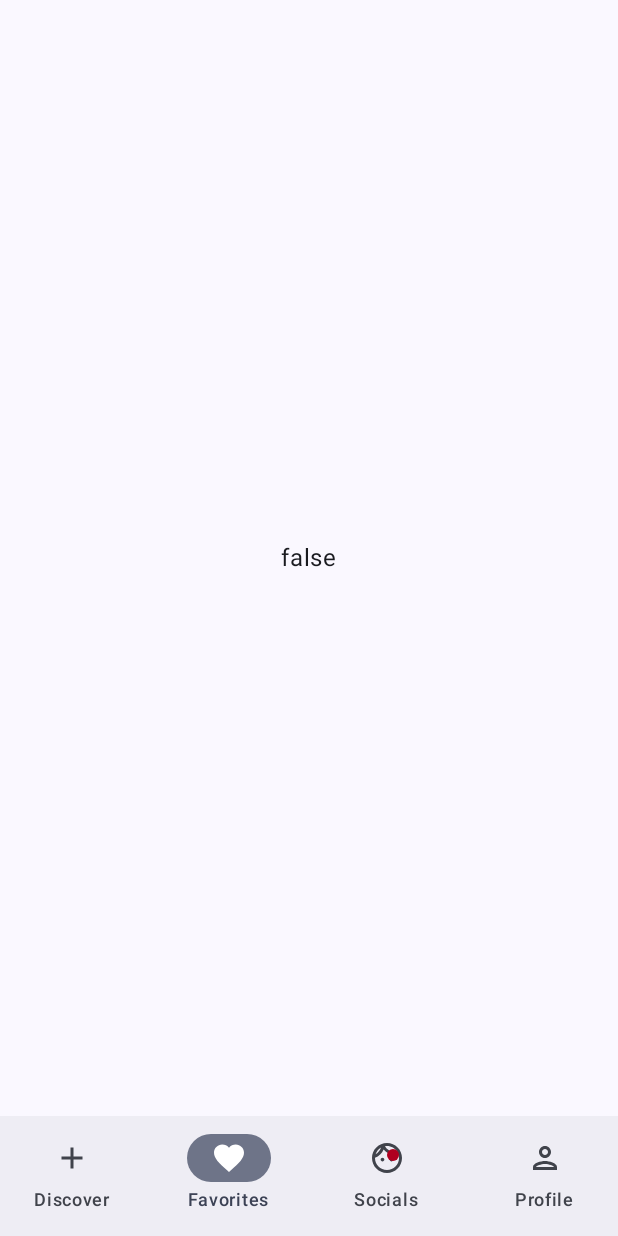
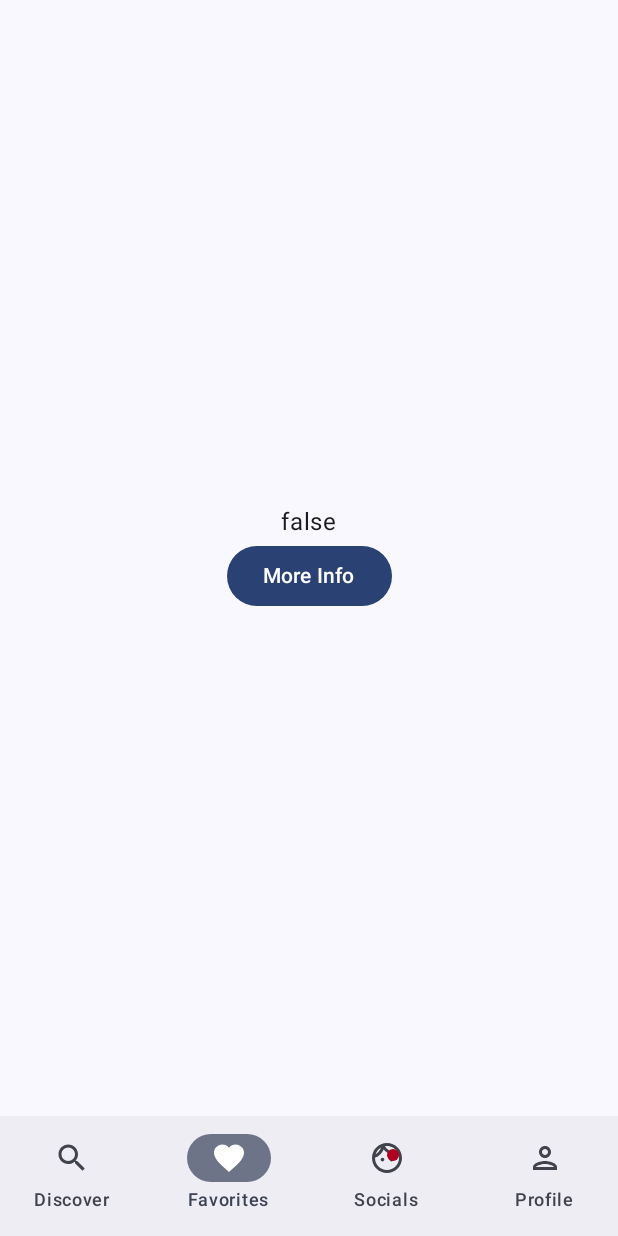
Before and after one commit to LASTA-OUTDOOR/lasta, an Android app built with Jetpack Compose: the MainScreen screen opened through its navigation route, item 2 of the bottom bar chosen, on a phone screen of 412 x 824 dp. Run offline under Robolectric (Android 15) with nearby library versions, the phone set to English and light mode, and no system bars; our stand-ins replace Dagger/Hilt's generated code, Firebase (no records; nobody signed in at launch, a user with empty details on screens opened directly).

Commit message:
This branch has working navigation with hidden nav bar

```diff
--- a/app/src/main/java/com/lastaoutdoor/lasta/ui/navigation/MenuNavGraph.kt
+++ b/app/src/main/java/com/lastaoutdoor/lasta/ui/navigation/MenuNavGraph.kt
@@ -8,6 +8,7 @@ import androidx.navigation.compose.NavHost
 import androidx.navigation.compose.composable
 import com.lastaoutdoor.lasta.ui.screen.discovery.DiscoveryScreen
 import com.lastaoutdoor.lasta.ui.screen.favorites.FavoritesScreen
+import com.lastaoutdoor.lasta.ui.screen.moreinfo.MoreInfoScreen
 import com.lastaoutdoor.lasta.ui.screen.profile.ProfileScreen
 
 @Composable
@@ -22,10 +23,11 @@ fun MenuNavGraph(
       modifier = modifier.testTag("MenuNavGraph"),
       startDestination = LeafScreen.Discover.route) {
         composable(LeafScreen.Discover.route) { DiscoveryScreen() }
-        composable(LeafScreen.Favorites.route) { FavoritesScreen() }
-        composable(LeafScreen.Social.route) { FavoritesScreen() }
+        composable(LeafScreen.Favorites.route) { FavoritesScreen(navController) }
+        composable(LeafScreen.Social.route) { FavoritesScreen(navController) }
         composable(LeafScreen.Profile.route) {
           ProfileScreen(rootNavController = rootNavController)
         }
+        composable(LeafScreen.MoreInfo.route) { MoreInfoScreen(navController = navController) }
       }
 }
--- a/app/src/main/java/com/lastaoutdoor/lasta/ui/navigation/MenuNavigation.kt
+++ b/app/src/main/java/com/lastaoutdoor/lasta/ui/navigation/MenuNavigation.kt
@@ -2,14 +2,14 @@ package com.lastaoutdoor.lasta.ui.navigation
 
 import androidx.compose.material.Badge
 import androidx.compose.material.icons.Icons
-import androidx.compose.material.icons.filled.Add
 import androidx.compose.material.icons.filled.Face
 import androidx.compose.material.icons.filled.Favorite
 import androidx.compose.material.icons.filled.Person
-import androidx.compose.material.icons.outlined.Add
+import androidx.compose.material.icons.filled.Search
 import androidx.compose.material.icons.outlined.Face
 import androidx.compose.material.icons.outlined.FavoriteBorder
 import androidx.compose.material.icons.outlined.Person
+import androidx.compose.material.icons.outlined.Search
 import androidx.compose.material3.BadgedBox
 import androidx.compose.material3.Icon
 import androidx.compose.material3.NavigationBar
@@ -37,8 +37,8 @@ fun MenuNavigation(navController: NavHostController) {
       listOf(
           MenuNavigationItem(
               route = LeafScreen.Discover.route,
-              selectedIcon = Icons.Filled.Add,
-              unselectedIcon = Icons.Outlined.Add,
+              selectedIcon = Icons.Filled.Search,
+              unselectedIcon = Icons.Outlined.Search,
               hasNews = false),
           MenuNavigationItem(
               route = LeafScreen.Favorites.route,
@@ -59,6 +59,7 @@ fun MenuNavigation(navController: NavHostController) {
   val navBackStackEntry by navController.currentBackStackEntryAsState()
   val currentDestination = navBackStackEntry?.destination
 
+  if (currentDestination?.route != LeafScreen.MoreInfo.route) {
     NavigationBar(modifier = Modifier.testTag("MenuNavigation")) {
       items.forEach { item ->
         val selected = currentDestination?.route == item.route
@@ -84,4 +85,7 @@ fun MenuNavigation(navController: NavHostController) {
             })
       }
     }
+  } else {
+    Unit
   }
+}
--- a/app/src/main/java/com/lastaoutdoor/lasta/ui/navigation/Routes.kt
+++ b/app/src/main/java/com/lastaoutdoor/lasta/ui/navigation/Routes.kt
@@ -21,4 +21,6 @@ sealed class LeafScreen(val route: String) {
   object Social : LeafScreen("Socials")
 
   object Profile : LeafScreen("Profile")
+
+  object MoreInfo : LeafScreen("MoreInfo")
 }
--- a/app/src/main/java/com/lastaoutdoor/lasta/ui/screen/favorites/FavoritesScreen.kt
+++ b/app/src/main/java/com/lastaoutdoor/lasta/ui/screen/favorites/FavoritesScreen.kt
@@ -1,7 +1,9 @@
 package com.lastaoutdoor.lasta.ui.screen.favorites
 
-import androidx.compose.foundation.layout.Box
+import androidx.compose.foundation.layout.Arrangement
+import androidx.compose.foundation.layout.Column
 import androidx.compose.foundation.layout.fillMaxSize
+import androidx.compose.material3.Button
 import androidx.compose.material3.Text
 import androidx.compose.runtime.Composable
 import androidx.compose.runtime.State
@@ -10,6 +12,8 @@ import androidx.compose.runtime.produceState
 import androidx.compose.ui.Alignment
 import androidx.compose.ui.Modifier
 import androidx.compose.ui.platform.LocalContext
+import androidx.navigation.NavHostController
+import com.lastaoutdoor.lasta.ui.navigation.LeafScreen
 import com.lastaoutdoor.lasta.utils.ConnectionState
 import com.lastaoutdoor.lasta.utils.currentConnectivityState
 import com.lastaoutdoor.lasta.utils.observeConnectivityAsFlow
@@ -17,15 +21,21 @@ import kotlinx.coroutines.ExperimentalCoroutinesApi
 
 @OptIn(ExperimentalCoroutinesApi::class)
 @Composable
-fun FavoritesScreen() {
+fun FavoritesScreen(navController: NavHostController) {
 
   val connection by connectivityState()
 
   val isConnected = connection === ConnectionState.CONNECTED
 
-  Box(modifier = Modifier.fillMaxSize(), contentAlignment = Alignment.Center) {
-    Text(text = "$isConnected")
-  }
+  Column(
+      modifier = Modifier.fillMaxSize(),
+      verticalArrangement = Arrangement.Center,
+      horizontalAlignment = Alignment.CenterHorizontally) {
+        Text(text = "$isConnected")
+        Button(onClick = { navController.navigate(LeafScreen.MoreInfo.route) }) {
+          Text(text = "More Info")
+        }
+      }
 }
 
 @ExperimentalCoroutinesApi
--- /dev/null
+++ b/app/src/main/java/com/lastaoutdoor/lasta/ui/screen/moreinfo/MoreInfoScreen.kt
@@ -0,0 +1,17 @@
+package com.lastaoutdoor.lasta.ui.screen.moreinfo
+
+import androidx.compose.foundation.layout.Box
+import androidx.compose.foundation.layout.fillMaxSize
+import androidx.compose.material3.Button
+import androidx.compose.material3.Text
+import androidx.compose.runtime.Composable
+import androidx.compose.ui.Alignment
+import androidx.compose.ui.Modifier
+import androidx.navigation.NavHostController
+
+@Composable
+fun MoreInfoScreen(navController: NavHostController) {
+  Box(modifier = Modifier.fillMaxSize(), contentAlignment = Alignment.Center) {
+    Button(onClick = { navController.navigateUp() }) { Text(text = "Back") }
+  }
+}
--- a/app/src/main/java/com/lastaoutdoor/lasta/ui/screen/profile/ProfileScreen.kt
+++ b/app/src/main/java/com/lastaoutdoor/lasta/ui/screen/profile/ProfileScreen.kt
@@ -71,8 +71,7 @@ import java.util.Calendar
 @Composable
 fun ProfileScreen(
     profileScreenViewModel: ProfileScreenViewModel = hiltViewModel(),
-    rootNavController: NavHostController,
-    authViewModel: AuthViewModel = hiltViewModel()
+    rootNavController: NavHostController
 ) {
   // profileScreenVIewModel.addTrailToUserActivities()
   val activities by profileScreenViewModel.trails.collectAsState()
```
Lines whose indentation alone changed are shown as unchanged.
